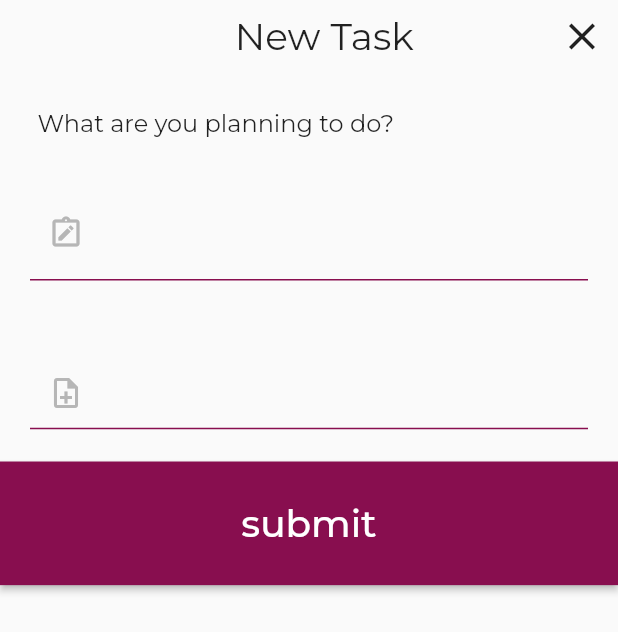
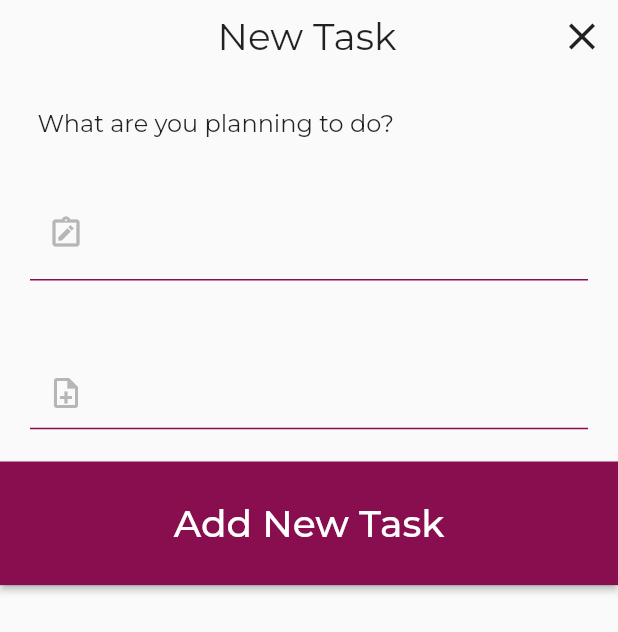
Before and after one commit to RayMasoumi/todo_app, a Flutter app: the screen it shows after launch, after a tap on the "add" icon, on a phone screen of 412 x 824 dp. Shown: the top 632 px of the screen. Run offline on Flutter 3.47's test engine with Material 2 defaults, Android fonts, the phone set to English and light mode, and no system bars; our stand-ins replace get, google_fonts.

Commit message:
to do app almost complete

```diff
--- a/lib/bindings/my_binding.dart
+++ b/lib/bindings/my_binding.dart
@@ -1,8 +1,11 @@
 import 'package:get/get.dart';
+import 'package:todo_app/controllers/task_controller.dart';
+import 'package:todo_app/controllers/text_field_controller.dart';
 
 class MyBinding implements Bindings {
   @override
   void dependencies() {
-    // TODO: implement dependencies
+    Get.lazyPut(() => TaskController());
+    Get.put(TextFieldController());
   }
 }
--- /dev/null
+++ b/lib/controllers/task_controller.dart
@@ -0,0 +1,8 @@
+import 'package:get/get.dart';
+import 'package:todo_app/models/task_model.dart';
+
+class TaskController extends GetxController {
+  RxBool isEditing = false.obs;
+  RxInt index = 0.obs;
+  RxList<TaskModel> tasks = <TaskModel>[].obs;
+}
--- /dev/null
+++ b/lib/controllers/text_field_controller.dart
@@ -0,0 +1,14 @@
+import 'package:flutter/cupertino.dart';
+import 'package:get/get.dart';
+
+class TextFieldController extends GetxController {
+  TextEditingController? taskTitle;
+  TextEditingController? taskSubtitle;
+
+  @override
+  void onInit() {
+    taskTitle = TextEditingController();
+    taskSubtitle = TextEditingController();
+    super.onInit();
+  }
+}
--- /dev/null
+++ b/lib/models/task_model.dart
@@ -0,0 +1,11 @@
+class TaskModel {
+  String? taskTitle;
+  String? taskSubtitle;
+  bool? status;
+
+  TaskModel({
+    required this.taskTitle,
+    this.taskSubtitle,
+    this.status = false,
+  });
+}
--- a/lib/screens/add_task_screen.dart
+++ b/lib/screens/add_task_screen.dart
@@ -5,6 +5,8 @@ import 'package:todo_app/widgets/stretched_submit_button.dart';
 import 'package:todo_app/widgets/custom_app_bar_add_screen_widget.dart';
 import 'package:todo_app/widgets/text_field_widget.dart';
 import 'package:todo_app/widgets/title_widget.dart';
+
+import '../controllers/text_field_controller.dart';
 
 class AddTaskScreen extends StatelessWidget {
   const AddTaskScreen({super.key});
@@ -22,15 +24,17 @@ class AddTaskScreen extends StatelessWidget {
             children: [
               const CustomAppBarAddScreenWidget(),
               const TitleWidget(),
-              const CustomTextFieldWidget(
+              CustomTextFieldWidget(
                 icon: Icons.note_alt_outlined,
+                controller: Get.find<TextFieldController>().taskTitle!,
                 maxLines: 2,
               ),
               SizedBox(
                 height: Get.height * 0.05,
               ),
-              const CustomTextFieldWidget(
+              CustomTextFieldWidget(
                 icon: Icons.note_add_outlined,
+                controller: Get.find<TextFieldController>().taskSubtitle!,
               ),
               const StretchedSubmitButton()
             ],
--- a/lib/widgets/add_floating_action_button_widget.dart
+++ b/lib/widgets/add_floating_action_button_widget.dart
@@ -1,8 +1,10 @@
 import 'package:flutter/material.dart';
 import 'package:get/get.dart';
-import 'package:get/get_core/src/get_main.dart';
 import 'package:todo_app/constants.dart';
+import 'package:todo_app/controllers/text_field_controller.dart';
 import 'package:todo_app/main.dart';
+
+import '../controllers/task_controller.dart';
 
 class AddFABWidget extends StatelessWidget {
   const AddFABWidget({
@@ -13,8 +15,14 @@ class AddFABWidget extends StatelessWidget {
   Widget build(BuildContext context) {
     return FloatingActionButton(
       onPressed: () {
+        Get.find<TaskController>().isEditing.value = false;
+        Get.find<TextFieldController>().taskTitle!.text = '';
+        Get.find<TextFieldController>().taskSubtitle!.text = '';
         Get.toNamed('/add_task_screen')?.then(
-          (value) => MyApp.changeColor(kPrimaryColor, Brightness.light),
+          (value) => MyApp.changeColor(
+            kPrimaryColor,
+            Brightness.light,
+          ),
         );
       },
       backgroundColor: kPrimaryColor,
--- a/lib/widgets/custom_app_bar_add_screen_widget.dart
+++ b/lib/widgets/custom_app_bar_add_screen_widget.dart
@@ -1,5 +1,6 @@
 import 'package:flutter/material.dart';
 import 'package:get/get.dart';
+import 'package:todo_app/controllers/task_controller.dart';
 
 class CustomAppBarAddScreenWidget extends StatelessWidget {
   const CustomAppBarAddScreenWidget({
@@ -11,15 +12,17 @@ class CustomAppBarAddScreenWidget extends StatelessWidget {
     return Row(
       children: [
         SizedBox(
-          width: Get.width * 0.38,
+          width: Get.width * 0.352,
         ),
         Expanded(
           child: Row(
             mainAxisAlignment: MainAxisAlignment.spaceBetween,
             children: [
-              const Text(
-                'New Task',
-                style: TextStyle(fontSize: 25.0),
+              Text(
+                Get.find<TaskController>().isEditing.value
+                    ? 'Edit'
+                    : 'New Task',
+                style: const TextStyle(fontSize: 25.0),
               ),
               IconButton(
                 onPressed: () {
--- a/lib/widgets/list_view_widget.dart
+++ b/lib/widgets/list_view_widget.dart
@@ -1,5 +1,9 @@
+import 'package:flutter/cupertino.dart';
 import 'package:flutter/material.dart';
 import 'package:todo_app/constants.dart';
+import 'package:get/get.dart';
+import 'package:todo_app/controllers/task_controller.dart';
+import 'package:todo_app/controllers/text_field_controller.dart';
 
 class ListViewWidget extends StatelessWidget {
   const ListViewWidget({
@@ -8,14 +12,56 @@ class ListViewWidget extends StatelessWidget {
 
   @override
   Widget build(BuildContext context) {
+    return Obx(() {
       return ListView.separated(
           itemBuilder: (context, index) {
+            var task = Get.find<TaskController>().tasks[index];
             return ListTile(
-            title: const Text('Title'),
-            subtitle: const Text('subtitle'),
+              // * long press on an item to delete it:
+              onLongPress: () {
+                Get.defaultDialog(
+                  // title: 'Alert!',
+                  middleText: 'Are you sure you want to delete this task?',
+                  middleTextStyle: const TextStyle(fontSize: 16.0),
+                  // * cancel button:
+                  textCancel: 'No',
+                  cancelTextColor: kPrimaryColor,
+                  // * confirm button:
+                  textConfirm: 'Yes',
+                  confirmTextColor: Colors.white,
+                  onConfirm: () {
+                    Get.find<TaskController>().tasks.removeAt(index);
+                    Get.back();
+                  },
+                  // * style:
+                  buttonColor: kPrimaryColor,
+                  // * dialog can\'nt be dismissed by clicking on the screen:
+                  barrierDismissible: false,
+                );
+              },
+              // * tap on an item to edit it:
+              onTap: () {
+                // * getting the index first:
+                Get.find<TaskController>().index.value = index;
+                Get.find<TaskController>().isEditing.value = true;
+                // ? replace the task with the value of th text field:
+                Get.find<TextFieldController>().taskTitle!.text =
+                    Get.find<TaskController>().tasks[index].taskTitle!;
+
+                Get.find<TextFieldController>().taskSubtitle!.text =
+                    Get.find<TaskController>().tasks[index].taskSubtitle!;
+                Get.toNamed('/add_task_screen');
+              },
+              title:
+                  Text(Get.find<TaskController>().tasks[index].taskTitle ?? ''),
+              subtitle: Text(
+                  Get.find<TaskController>().tasks[index].taskSubtitle ?? ''),
               trailing: Checkbox(
-              value: true,
-              onChanged: (value) {},
+                value: Get.find<TaskController>().tasks[index].status,
+                onChanged: (value) {
+                  task.status = !task.status!;
+                  Get.find<TaskController>().tasks[index] = task;
+                },
                 activeColor: kPrimaryColor,
                 shape: RoundedRectangleBorder(
                   borderRadius: BorderRadius.circular(4.0),
@@ -30,6 +76,7 @@ class ListViewWidget extends StatelessWidget {
               thickness: 1,
             );
           },
-        itemCount: 10);
+          itemCount: Get.find<TaskController>().tasks.length);
+    });
   }
 }
--- a/lib/widgets/stretched_submit_button.dart
+++ b/lib/widgets/stretched_submit_button.dart
@@ -1,6 +1,9 @@
 import 'package:flutter/material.dart';
 import 'package:get/get.dart';
 import 'package:todo_app/constants.dart';
+import 'package:todo_app/controllers/task_controller.dart';
+import 'package:todo_app/controllers/text_field_controller.dart';
+import 'package:todo_app/models/task_model.dart';
 
 class StretchedSubmitButton extends StatelessWidget {
   const StretchedSubmitButton({
@@ -18,10 +21,35 @@ class StretchedSubmitButton extends StatelessWidget {
           shape: const BeveledRectangleBorder(),
           backgroundColor: kPrimaryColor,
         ),
-        onPressed: () {},
-        child: const Text(
-          'submit',
-          style: TextStyle(fontSize: 25),
+        onPressed: () {
+          // * check if the user is editing or adding new task:
+          if (Get.find<TaskController>().isEditing.value) {
+            //! creating a task to edit:
+            var task = Get.find<TaskController>()
+                .tasks[Get.find<TaskController>().index.value];
+            // * edit:
+            // ? taskTitle:
+            task.taskTitle = Get.find<TextFieldController>().taskTitle!.text;
+            // ? taskSubtitle:
+            task.taskSubtitle =
+                Get.find<TextFieldController>().taskSubtitle!.text;
+          } else {
+            // * add new:
+            Get.find<TaskController>().tasks.add(
+                  TaskModel(
+                    taskTitle: Get.find<TextFieldController>().taskTitle?.text,
+                    taskSubtitle:
+                        Get.find<TextFieldController>().taskSubtitle?.text,
+                  ),
+                );
+          }
+          Get.back();
+        },
+        child: Text(
+          Get.find<TaskController>().isEditing.value
+              ? 'Submit Changes'
+              : 'Add New Task',
+          style: const TextStyle(fontSize: 25),
         ),
       ),
     );
--- a/lib/widgets/text_field_widget.dart
+++ b/lib/widgets/text_field_widget.dart
@@ -4,13 +4,18 @@ import 'package:todo_app/constants.dart';
 class CustomTextFieldWidget extends StatelessWidget {
   final int maxLines;
   final IconData icon;
+  final TextEditingController controller;
   const CustomTextFieldWidget(
-      {required this.icon, this.maxLines = 1, super.key});
+      {required this.icon,
+      required this.controller,
+      this.maxLines = 1,
+      super.key});
   @override
   Widget build(BuildContext context) {
     return Container(
       margin: const EdgeInsets.symmetric(horizontal: 20.0, vertical: 5.0),
       child: TextField(
+        controller: controller,
         cursorColor: kPrimaryColor,
         cursorHeight: 30.0,
         decoration: InputDecoration(
--- a/lib/widgets/top_home_screen_container_widget.dart
+++ b/lib/widgets/top_home_screen_container_widget.dart
@@ -1,6 +1,7 @@
 import 'package:flutter/material.dart';
 import 'package:get/get.dart';
 import 'package:todo_app/constants.dart';
+import 'package:todo_app/controllers/task_controller.dart';
 
 class TopHomeScreenContainerWidget extends StatelessWidget {
   const TopHomeScreenContainerWidget({
@@ -53,12 +54,14 @@ class TopHomeScreenContainerWidget extends StatelessWidget {
                   TextStyle(fontWeight: FontWeight.bold, color: kAccentColor),
             ),
           ),
-          const Padding(
-            padding: EdgeInsets.only(left: 38, top: 10.0),
-            child: Text(
-              'n Tasks',
-              style: TextStyle(color: kAccentColor),
-            ),
+          Padding(
+            padding: const EdgeInsets.only(left: 38, top: 10.0),
+            child: Obx(() {
+              return Text(
+                '${Get.find<TaskController>().tasks.length} Tasks',
+                style: const TextStyle(color: kAccentColor),
+              );
+            }),
           ),
         ],
       ),
```
Lines whose indentation alone changed are shown as unchanged.
